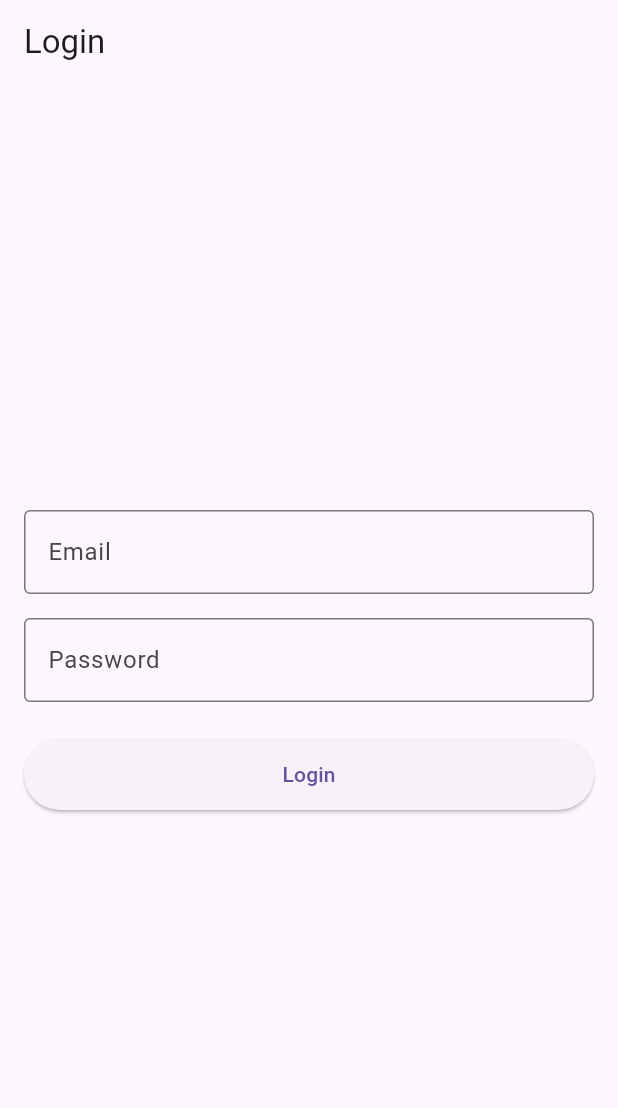
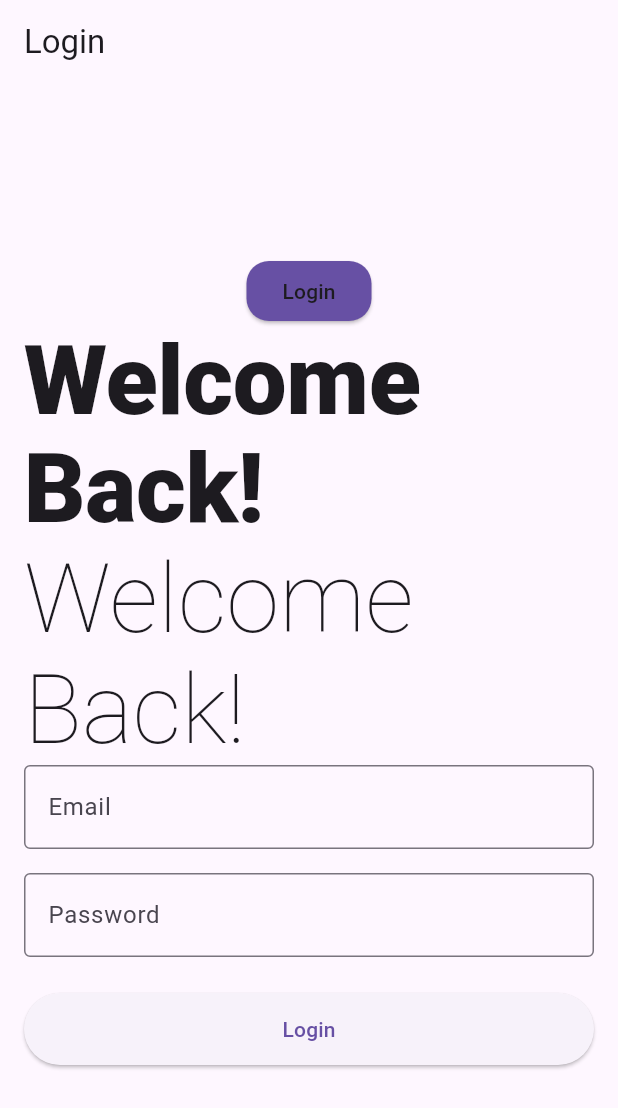
Before and after one commit to yasirkhoirul/Voc-Archive, a Flutter app: the screen it shows after launch, on a phone screen of 412 x 824 dp. Shown: the top 1108 px of the screen. Run offline on Flutter 3.47's test engine with Material 3 defaults, Android fonts, the phone set to English and light mode, and no system bars; our stand-ins replace bloc, dartz, equatable, firebase_auth, firebase_core, flutter_bloc and 3 more; accounts and stored records are empty.

Commit message:
feat: implement authentication login page, custom UI components, and global text theme with Google Fonts

```diff
--- a/lib/main.dart
+++ b/lib/main.dart
@@ -5,6 +5,7 @@ import 'package:module_auth/presentation/bloc/auth_bloc.dart';
 import 'package:voc_archive/dependency_injector.dart';
 import 'package:voc_archive/firebase_options.dart';
 import 'package:voc_archive/router/app_router.dart';
+import 'package:voc_archive/theme/text.dart';
 
 void main() async{
   WidgetsFlutterBinding.ensureInitialized();
@@ -22,6 +23,10 @@ class MainApp extends StatelessWidget {
 
   @override
   Widget build(BuildContext context) {
-    return MaterialApp.router(routerConfig: AppRouter.routerConfig(getIt<AuthBloc>()),);
+    return MaterialApp.router(
+      theme: ThemeData(
+        textTheme: MyTheme.textStyle
+      ),
+      routerConfig: AppRouter.routerConfig(getIt<AuthBloc>()),);
   }
 }
--- a/lib/router/app_router.dart
+++ b/lib/router/app_router.dart
@@ -17,12 +17,15 @@ class AppRouter {
       redirect: (context, state) {
         final isAuthenticated = authBloc.state is Authenticated;
         if (isAuthenticated) {
-          return RouteName.adminproductssetting.path;
+          return RouteName.home.path;
         }
         return null;
       },
       routes: [
-        GoRoute(path: RouteName.signIn.path, builder: (context, state) => const AuthLogin(),),
+        GoRoute(
+          path: RouteName.signIn.path,
+          builder: (context, state) => const AuthLogin(),
+        ),
         StatefulShellRoute.indexedStack(
           builder: (context, state, navigationShell) =>
               MainScaffold(navigationShell: navigationShell),
--- /dev/null
+++ b/lib/theme/text.dart
@@ -0,0 +1,24 @@
+import 'package:flutter/material.dart';
+import 'package:google_fonts/google_fonts.dart';
+
+class MyTheme{
+  const MyTheme._();
+  static final textStyle = TextTheme(
+    displayLarge: GoogleFonts.roboto (
+      fontSize: 64,
+      fontWeight: FontWeight.w900,
+    ),
+    displayMedium: GoogleFonts.roboto(
+      fontSize: 64,
+      fontWeight: FontWeight.w100,
+    ),
+    titleMedium: GoogleFonts.robotoFlex(
+      fontSize: 16,
+      fontWeight: FontWeight.w500,
+    ),
+    bodyMedium: GoogleFonts.robotoFlex(
+      fontSize: 14,
+      fontWeight: FontWeight.w400,
+    ),
+  );
+}
--- a/module_auth/lib/presentation/pages/auth_login.dart
+++ b/module_auth/lib/presentation/pages/auth_login.dart
@@ -1,5 +1,6 @@
 import 'package:flutter/material.dart';
 import 'package:flutter_bloc/flutter_bloc.dart';
+import 'package:module_core/module_core.dart';
 import 'package:module_core/widget/snackbar.dart';
 import '../bloc/auth_bloc.dart';
 
@@ -24,16 +25,13 @@ class _AuthLoginState extends State<AuthLogin> {
   @override
   Widget build(BuildContext context) {
     return Scaffold(
-      appBar: AppBar(
-        title: const Text('Login'),
-      ),
+      appBar: AppBar(title: const Text('Login')),
       body: BlocConsumer<AuthBloc, AuthState>(
         listener: (context, state) {
           if (state is AuthError) {
             AppSnackbar.onFailure(context, state.message);
           } else if (state is Authenticated) {
             AppSnackbar.onSuccess(context, 'Login berhasil!');
-
           }
         },
         builder: (context, state) {
@@ -44,6 +42,15 @@ class _AuthLoginState extends State<AuthLogin> {
             child: Column(
               mainAxisAlignment: MainAxisAlignment.center,
               children: [
+                Button(textButton: "Login", onPressed: (){}),
+                Text(
+                  'Welcome Back!',
+                  style: Theme.of(context).textTheme.displayLarge,
+                ),
+                Text(
+                  'Welcome Back!',
+                  style: Theme.of(context).textTheme.displayMedium,
+                ),
                 TextField(
                   controller: _emailController,
                   decoration: const InputDecoration(
@@ -75,11 +82,16 @@ class _AuthLoginState extends State<AuthLogin> {
                             final password = _passwordController.text.trim();
 
                             if (email.isEmpty || password.isEmpty) {
-                              AppSnackbar.onInfo(context, 'Email dan Password tidak boleh kosong');
+                              AppSnackbar.onInfo(
+                                context,
+                                'Email dan Password tidak boleh kosong',
+                              );
                               return;
                             }
 
-                            context.read<AuthBloc>().add(AuthLoginEvent(email, password));
+                            context.read<AuthBloc>().add(
+                              AuthLoginEvent(email, password),
+                            );
                           },
                     child: isLoading
                         ? const SizedBox(
--- a/module_core/lib/module_core.dart
+++ b/module_core/lib/module_core.dart
@@ -1,3 +1,4 @@
 export 'widget/main_scaffold.dart';
 export 'widget/main_scaffold_admin.dart';
 export 'utils/runcatching.dart';
+export 'widget/button.dart';
--- /dev/null
+++ b/module_core/lib/widget/button.dart
@@ -0,0 +1,18 @@
+import 'package:flutter/material.dart';
+
+class Button extends StatelessWidget{
+  final String textButton;
+  final VoidCallback onPressed;
+  const Button({super.key, required this.textButton, required this.onPressed, });
+  @override
+  Widget build(BuildContext context) {
+    return ElevatedButton(
+      style: ElevatedButton.styleFrom(
+        backgroundColor: Theme.of(context).primaryColor,
+        shape: RoundedRectangleBorder(
+          borderRadius: BorderRadius.circular(15),
+        ),
+      ),
+      onPressed: onPressed, child: Text(textButton,style: Theme.of(context).textTheme.labelLarge,));
+  }
+}
--- a/pubspec.yaml
+++ b/pubspec.yaml
@@ -24,6 +24,7 @@ dependencies:
     path: module_user
   module_auth:
     path: module_auth
+  google_fonts: ^8.0.2
 
 dev_dependencies:
   flutter_test:
```
Also changed, not shown: module_core/lib/widget/app_bar/appbar_user.dart (added, +34 -0 lines), pubspec.lock.
